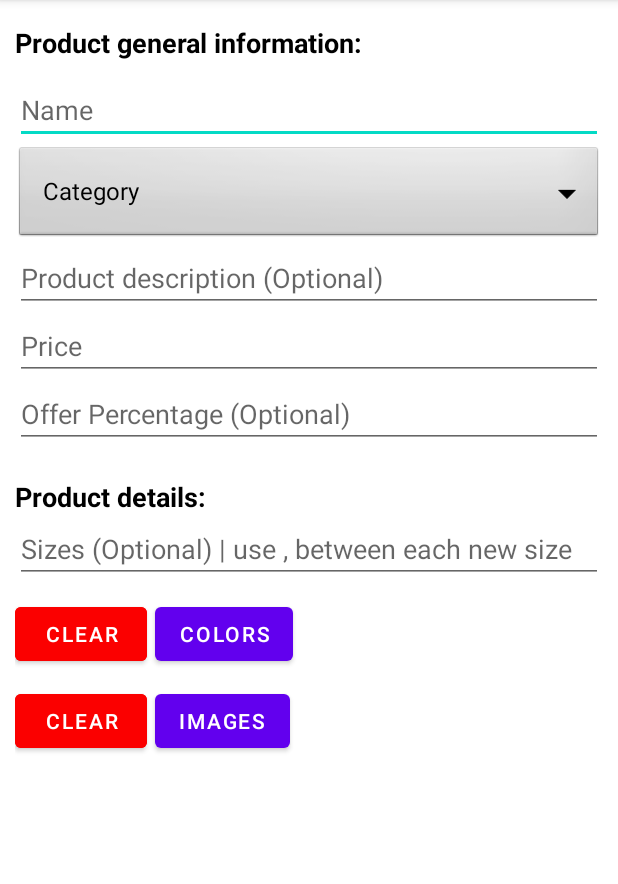
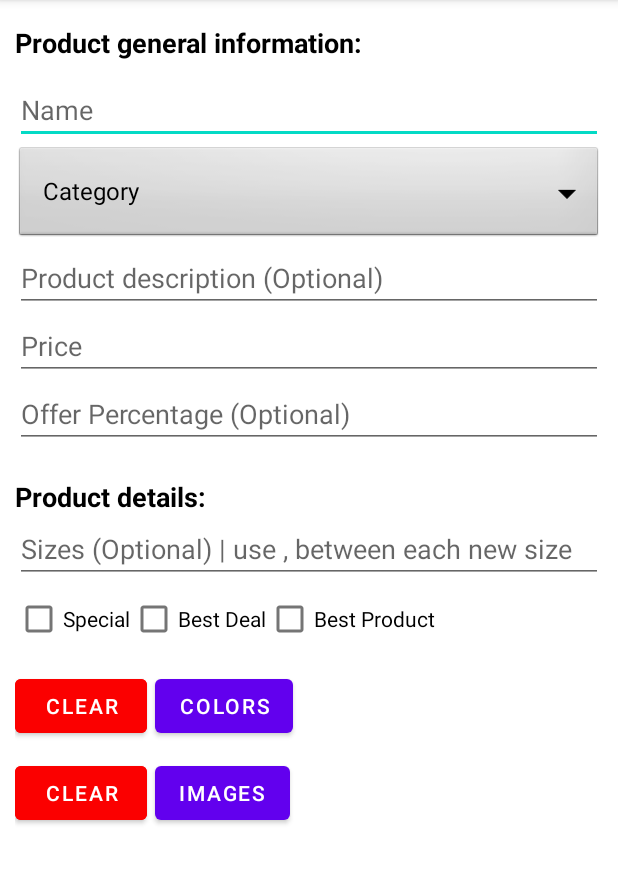
Before and after one commit to LordAndradus/SkyboltAdminProductUploader, an Android app: the screen it shows after launch (MainActivity), on a phone screen of 412 x 824 dp, the part 84-968 px from its top. Run offline under Robolectric (Android 15) with nearby library versions, the phone set to English and light mode, and no system bars; our stand-ins replace Firebase (no records; nobody signed in at launch, a user with empty details on screens opened directly); libraries missing offline, so code that uses them is left out: com.skydoves.colorpickerview.

Commit message:
Final Version unless more things need to be added

```diff
--- a/app/src/main/java/edu/utsa/cs3443/adminproductuploader/MainActivity.kt
+++ b/app/src/main/java/edu/utsa/cs3443/adminproductuploader/MainActivity.kt
@@ -1,12 +1,15 @@
 package edu.utsa.cs3443.adminproductuploader
 
+import edu.utsa.cs3443.adminproductuploader.R
 import android.app.Dialog
 import android.content.Context
 import android.content.Intent
 import android.content.Intent.ACTION_GET_CONTENT
 import android.graphics.Bitmap
 import android.graphics.BitmapFactory
+import android.graphics.drawable.ColorDrawable
 import android.graphics.drawable.Drawable
+import android.graphics.drawable.LayerDrawable
 import android.net.Uri
 import android.os.Build
 import androidx.appcompat.app.AppCompatActivity
@@ -26,6 +29,7 @@ import android.widget.ImageView
 import android.widget.LinearLayout
 import android.widget.Toast
 import androidx.activity.result.contract.ActivityResultContracts
+import androidx.core.content.ContextCompat
 import androidx.core.view.get
 import androidx.lifecycle.lifecycleScope
 import androidx.recyclerview.widget.GridLayoutManager
@@ -65,7 +69,7 @@ class MainActivity : AppCompatActivity()
         super.onCreate(savedInstanceState)
         setContentView(binding.root)
 
-        val categories = arrayOf("Category", "Fashion", "Electronics", "Accessories", "Furniture", "Medical", "Pets")
+        val categories = arrayOf("Category", "Fashion", "Electronics", "Accessories", "Furniture", "Medical", "Food", "Pets")
         binding.edCategory.adapter = ArrayAdapter<String>(this, androidx.appcompat.R.layout.support_simple_spinner_dropdown_item, categories)
 
         ImagePreviews = binding.ImagePreviews
@@ -160,7 +164,12 @@ class MainActivity : AppCompatActivity()
         layoutParams.marginEnd = 8
         colorBox.layoutParams = layoutParams
 
-        colorBox.setBackgroundColor(color)
+        val backgroundColor = ColorDrawable(color)
+        val borderDrawable = ContextCompat.getDrawable(this, R.drawable.border)
+        val layerDrawable = LayerDrawable(arrayOf(backgroundColor, borderDrawable))
+
+        colorBox.background = layerDrawable
+
 
         colorBox.setOnClickListener {
             colorBox.performHapticFeedback(HapticFeedbackConstants.KEYBOARD_TAP)
@@ -174,7 +183,12 @@ class MainActivity : AppCompatActivity()
                                 if(binding.ColorViewer[i].id == colorBox.id)
                                 {
                                     if (Build.VERSION.SDK_INT >= Build.VERSION_CODES.R) binding.ColorViewer.performHapticFeedback(HapticFeedbackConstants.CONFIRM) else binding.ColorViewer.performHapticFeedback(HapticFeedbackConstants.VIRTUAL_KEY)
-                                    binding.ColorViewer[i].setBackgroundColor(it.color)
+
+                                    val backgroundColor = ColorDrawable(it.color)
+                                    val borderDrawable = ContextCompat.getDrawable(baseContext, R.drawable.border)
+                                    val layerDrawable = LayerDrawable(arrayOf(backgroundColor, borderDrawable))
+
+                                    binding.ColorViewer[i].background = layerDrawable
                                     break
                                 }
                             }
@@ -223,6 +237,12 @@ class MainActivity : AppCompatActivity()
         return true
     }
 
+    /*
+     * Feel the rush of Rage! Enjoy every delectable bite of this bloodily enriched cereal.
+     * Feel the demon, raise the demon, and unleash the demon!
+     * Now comes with a special enemy skill to take the battle to them!
+     */
+
     override fun onOptionsItemSelected(item: MenuItem): Boolean
     {
         if(item.itemId == R.id.saveProduct)
@@ -250,7 +270,7 @@ class MainActivity : AppCompatActivity()
         return super.onOptionsItemSelected(item)
     }
 
-    private fun saveProduct()
+    private fun saveProduct(cat: String = binding.edCategory.selectedItem.toString())
     {
         val name = binding.edName.text.toString().trim()
         val category = binding.edCategory.selectedItem.toString().lowercase(Locale.ROOT)
@@ -270,6 +290,9 @@ class MainActivity : AppCompatActivity()
         }
 
         val description = binding.edDescription.text.toString().trim()
+        val special = binding.SpecialItem.isChecked
+        val bestDeal = binding.BestDeal.isChecked
+        val bestProduct = binding.BestProduct.isChecked
         val sizes = getSizesList(binding.edSizes.text.toString().trim())
         val imageByteArrays = getImagesByteArrays()
         val imageURLs = mutableListOf<String>()
@@ -285,7 +308,7 @@ class MainActivity : AppCompatActivity()
                     imageByteArrays.forEach {
                         val id = UUID.randomUUID().toString()
                         launch {
-                            val imageStorage = productStorage.child("products/images/$id")
+                            val imageStorage = productStorage.child("products/images/$category/$name/$id")
                             val result = imageStorage.putBytes(it).await()
                             val downloadURL = result.storage.downloadUrl.await().toString()
                             imageURLs.add(downloadURL)
@@ -309,6 +332,9 @@ class MainActivity : AppCompatActivity()
                 if(percentage.isEmpty()) null else percentage.toFloat(),
                 description.ifEmpty { null },
                 if(selectedColors.isEmpty()) null else selectedColors,
+                special,
+                bestDeal,
+                bestProduct,
                 sizes,
                 imageURLs
             )
@@ -383,6 +409,12 @@ class MainActivity : AppCompatActivity()
             return false
         }
 
+        if(binding.BestDeal.isChecked && binding.offerPercentage.text.toString().trim().isEmpty())
+        {
+            Snackbar.make(binding.root, "Best deals need to offer a deal! Dunkhead!!!", Snackbar.LENGTH_SHORT).show()
+            return false
+        }
+
         if(selectedImages.isEmpty())
         {
             Snackbar.make(binding.root, "Make sure to upload at least 1 image!", Snackbar.LENGTH_SHORT).show()
@@ -423,6 +455,9 @@ class MainActivity : AppCompatActivity()
         binding.offerPercentage.text.clear()
         binding.edSizes.text.clear()
         binding.edDescription.text.clear()
+        binding.SpecialItem.isChecked = false
+        binding.BestDeal.isChecked = false
+        binding.BestProduct.isChecked = false
         selectedImages.clear()
         selectedColors.clear()
         updateColors()
--- a/app/src/main/java/edu/utsa/cs3443/adminproductuploader/Product.kt
+++ b/app/src/main/java/edu/utsa/cs3443/adminproductuploader/Product.kt
@@ -8,6 +8,9 @@ data class Product(
     val offerPercentage: Float? = null,
     val description: String? = null,
     val colors: List<Int>? = null,
+    val special: Boolean? = false,
+    val bestDeal: Boolean? = false,
+    val bestProduct : Boolean? = false,
     val sizes: List<String>? = null,
     val images: List<String>
 )
--- /dev/null
+++ b/app/src/main/res/drawable/border.xml
@@ -0,0 +1,7 @@
+<?xml version="1.0" encoding="utf-8"?>
+<shape xmlns:android="http://schemas.android.com/apk/res/android">
+    <solid android:color="@android:color/transparent" />
+    <stroke
+        android:width="2dp"
+        android:color="@color/black" />
+</shape>
--- a/app/src/main/res/layout/activity_main.xml
+++ b/app/src/main/res/layout/activity_main.xml
@@ -97,6 +97,33 @@
                     android:layout_height="wrap_content"
                     android:hint="Sizes (Optional) | use , between each new size"
                     android:inputType="text" />
+
+                <LinearLayout
+                    android:layout_width="wrap_content"
+                    android:layout_height="wrap_content">
+
+                    <CheckBox
+                        android:id="@+id/SpecialItem"
+                        android:layout_width="wrap_content"
+                        android:layout_height="wrap_content"
+                        android:text="Special"
+                        />
+
+                    <CheckBox
+                        android:id="@+id/BestDeal"
+                        android:layout_width="wrap_content"
+                        android:layout_height="wrap_content"
+                        android:text="Best Deal"
+                        />
+
+                    <CheckBox
+                        android:id="@+id/BestProduct"
+                        android:layout_width="wrap_content"
+                        android:layout_height="wrap_content"
+                        android:text="Best Product"
+                        />
+
+                </LinearLayout>
 
                 <LinearLayout
                     android:layout_width="wrap_content"
```
